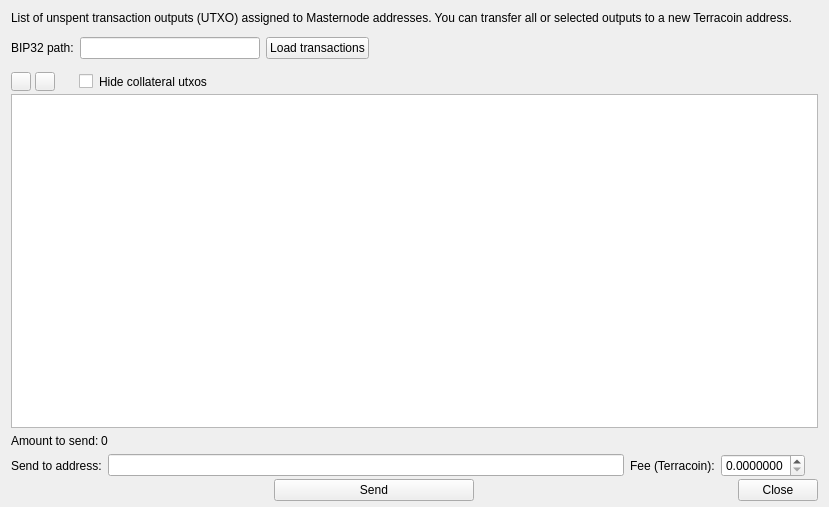
Qt form src/ui/ui_send_payout_dlg.ui (mygirl8893/crown-masternode-tool) before a commit.
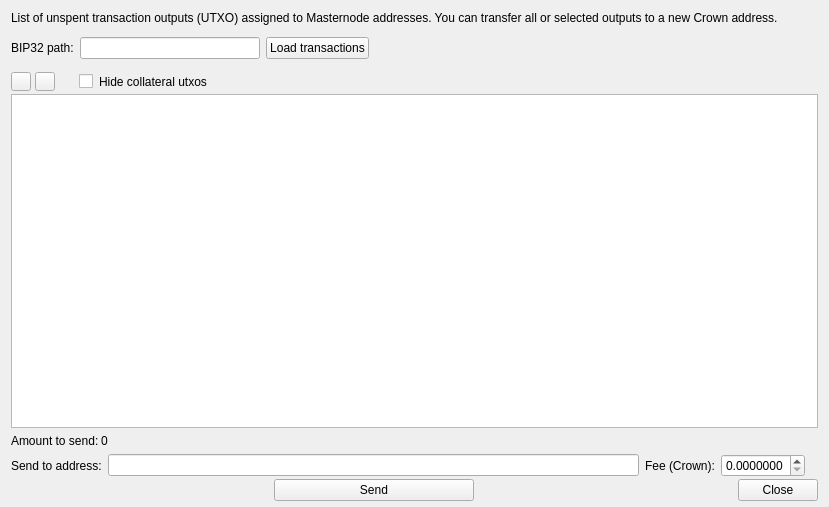
The same form after that commit.

Patch:
```diff
--- a/src/ui/ui_send_payout_dlg.ui
+++ b/src/ui/ui_send_payout_dlg.ui
@@ -26,7 +26,7 @@
    <item>
     <widget class="QLabel" name="lblMessage">
      <property name="text">
-      <string>List of unspent transaction outputs (UTXO) assigned to Masternode addresses. You can transfer all or selected outputs to a new Terracoin address.</string>
+      <string>List of unspent transaction outputs (UTXO) assigned to Masternode addresses. You can transfer all or selected outputs to a new Crown address.</string>
      </property>
      <property name="wordWrap">
       <bool>true</bool>
@@ -244,7 +244,7 @@
      <item>
       <widget class="QLabel" name="label_2">
        <property name="text">
-        <string>Fee (Terracoin):</string>
+        <string>Fee (Crown):</string>
        </property>
        <property name="alignment">
         <set>Qt::AlignLeading|Qt::AlignLeft|Qt::AlignVCenter</set>
```
